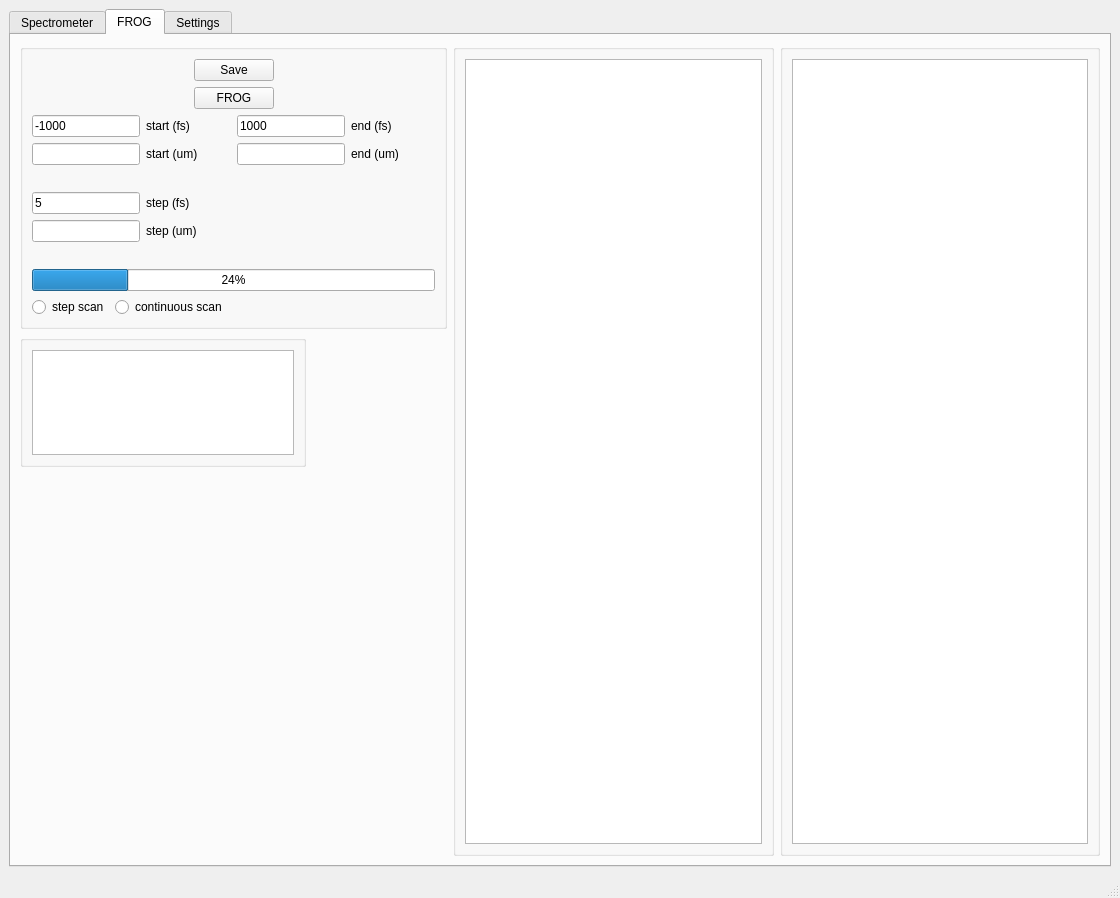
peter-chang62/Chi-3-FROG, file qt_designer/form.ui: the form before one commit.
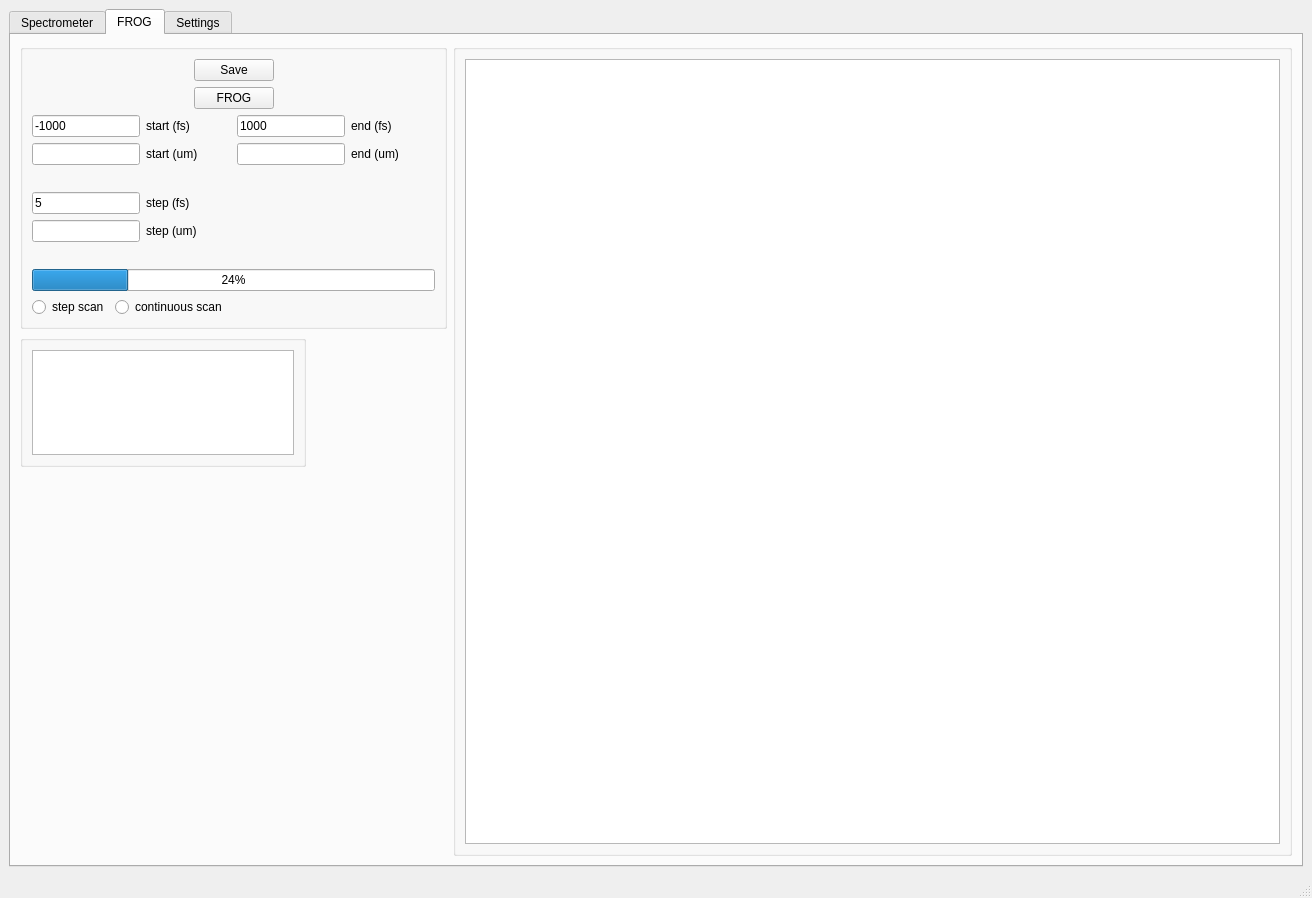
The form after the commit. The open tabs and pages were chosen to show the change. Custom widgets are drawn as their Qt base class.

Commit message: remove spectrum plot from frog tab

Diff of the .ui file:
```diff
--- a/qt_designer/form.ui
+++ b/qt_designer/form.ui
@@ -6,7 +6,7 @@
    <rect>
     <x>0</x>
     <y>0</y>
-    <width>1120</width>
+    <width>1312</width>
     <height>898</height>
    </rect>
   </property>
@@ -14,7 +14,7 @@
    <string>MainWindow</string>
   </property>
   <widget class="QWidget" name="centralwidget">
-   <layout class="QGridLayout" name="gridLayout_12">
+   <layout class="QGridLayout" name="gridLayout_7">
     <item row="0" column="0">
      <widget class="QTabWidget" name="tabWidget">
       <property name="minimumSize">
@@ -484,7 +484,7 @@
        <attribute name="title">
         <string>FROG</string>
        </attribute>
-       <layout class="QGridLayout" name="gridLayout_13">
+       <layout class="QGridLayout" name="gridLayout_6">
         <item row="0" column="0">
          <widget class="QGroupBox" name="groupBox">
           <property name="minimumSize">
@@ -717,19 +717,10 @@
          </widget>
         </item>
         <item row="0" column="1" rowspan="3">
-         <widget class="QGroupBox" name="groupBox_2">
-          <layout class="QGridLayout" name="gridLayout_6">
-           <item row="0" column="0">
-            <widget class="GraphicsLayoutWidget" name="gv_frog"/>
-           </item>
-          </layout>
-         </widget>
-        </item>
-        <item row="0" column="2" rowspan="3">
          <widget class="QGroupBox" name="groupBox_3">
-          <layout class="QGridLayout" name="gridLayout_7">
-           <item row="0" column="0">
-            <widget class="PlotWidget" name="gv_autocorr"/>
+          <layout class="QHBoxLayout" name="horizontalLayout_3">
+           <item>
+            <widget class="ImageView" name="gv_frog"/>
            </item>
           </layout>
          </widget>
@@ -880,7 +871,7 @@
     <rect>
      <x>0</x>
      <y>0</y>
-     <width>1120</width>
+     <width>1312</width>
      <height>24</height>
     </rect>
    </property>
@@ -894,7 +885,7 @@
    <header>pyqtgraph</header>
   </customwidget>
   <customwidget>
-   <class>GraphicsLayoutWidget</class>
+   <class>ImageView</class>
    <extends>QGraphicsView</extends>
    <header>pyqtgraph</header>
   </customwidget>
```
The commit also changes 3 other files.
